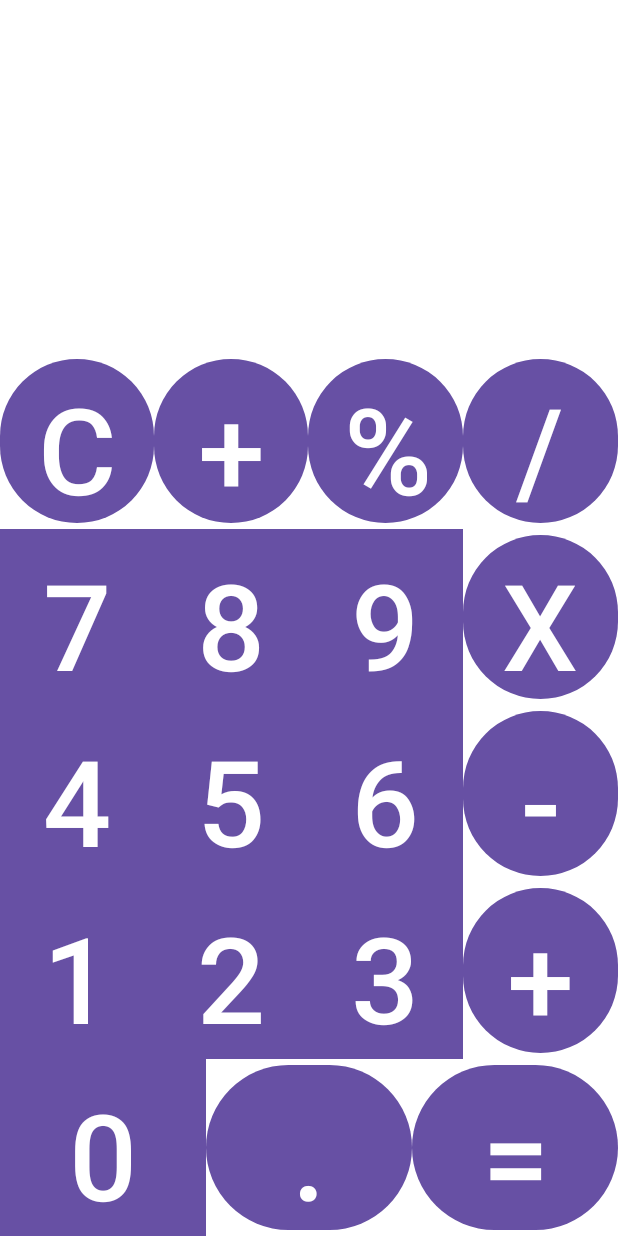
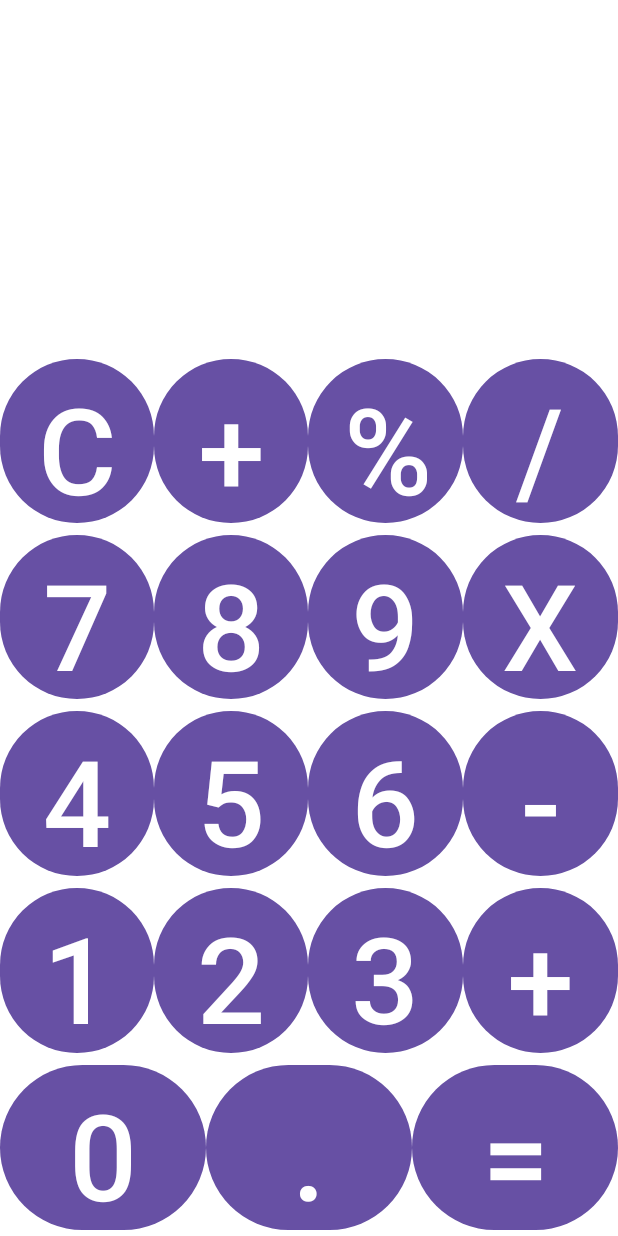
Before and after one commit to jfritz25/Calculator2.0, an Android app: the screen it shows after launch (MainActivity), on a phone screen of 412 x 824 dp. Run offline under Robolectric (Android 15) with nearby library versions, the phone set to English and light mode, and no system bars.

Commit message:
working on the UI

```diff
--- a/app/src/main/res/values/styles.xml
+++ b/app/src/main/res/values/styles.xml
@@ -12,10 +12,10 @@
         <item name="android:layout_width">0dp</item>
         <item name="android:layout_height">match_parent</item>
         <item name="android:textSize">80sp</item>
+        <item name="android:textColor">@color/white</item>
         <item name="android:layout_gravity">center</item>
-        <item name="android:textColor">@android:color/white</item>
+        <item name="android:onClick">numberAction</item>
         <item name="android:radius">12dp</item>
-        <item name="android:background">@android:color/holo_purple</item>
     </style>
 
     <style name="buttonSymbol">
```
